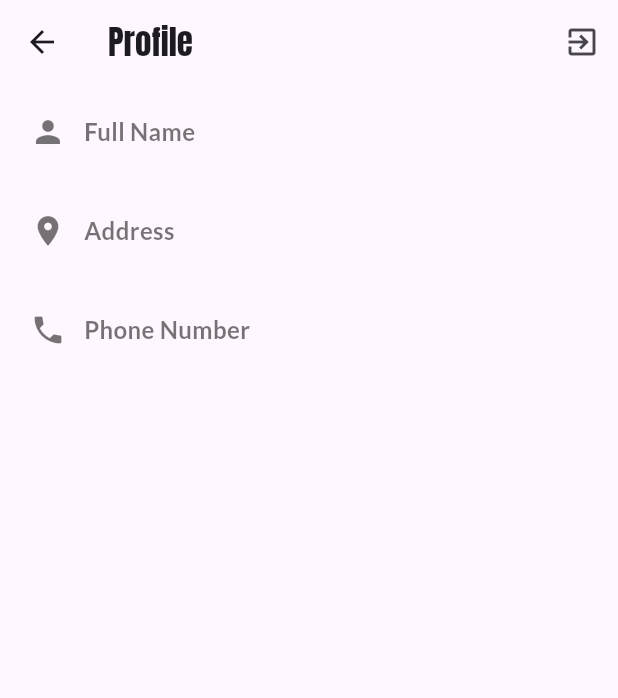
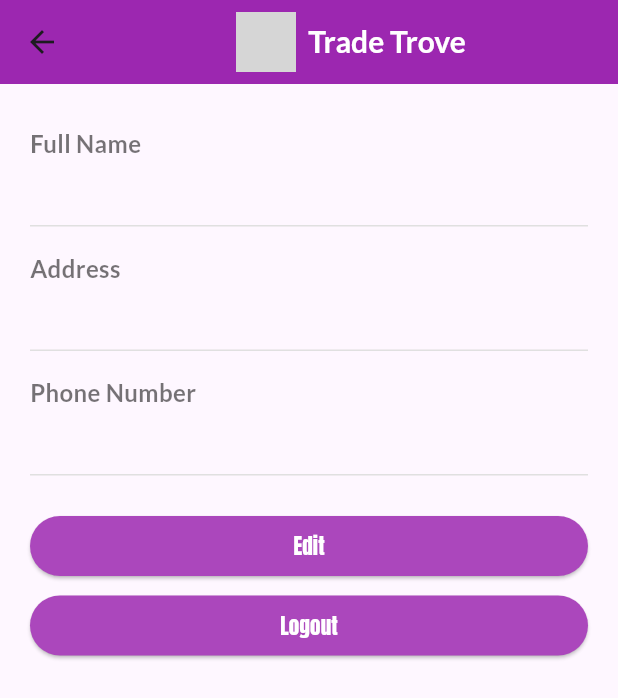
Before and after one commit to MYusufRahmana/AppTradeTrove, a Flutter app: the ProfileScreen screen opened directly, on a phone screen of 412 x 824 dp. Shown: the top 698 px of the screen. Run offline on Flutter 3.47's test engine with Material 3 defaults, Android fonts, the phone set to English and light mode, and no system bars; our stand-ins replace animated_text_kit, firebase_auth, firebase_core, firebase_database; accounts and stored records are empty; grey boxes are pictures that could not be loaded.

Commit message:
update Profile_Screen

```diff
--- a/lib/screens/profil_screen.dart
+++ b/lib/screens/profil_screen.dart
@@ -1,5 +1,7 @@
 import 'package:flutter/material.dart';
 import 'package:tradetrove/authentication/login_screen.dart';
+import 'package:tradetrove/services/registration_service.dart';
+import 'package:flutter/material.dart';
 import 'package:tradetrove/services/registration_service.dart';
 
 class ProfileScreen extends StatelessWidget {
@@ -10,19 +12,27 @@ class ProfileScreen extends StatelessWidget {
   Widget build(BuildContext context) {
     return Scaffold(
       appBar: AppBar(
-        title: Text('Profile'),
-        actions: [
-          IconButton(
-            icon: Icon(Icons.exit_to_app),
-            onPressed: () {
-              // Tambahkan logika untuk logout di sini
-              signOutService.signOut();
-               Navigator.of(context).push(MaterialPageRoute(
-                      builder: (context) => const LoginScreen()));
-
-            },
+        backgroundColor: Colors.purple.shade500,
+        elevation: 0,
+        title: Row(
+          mainAxisAlignment: MainAxisAlignment.center,
+          children: [
+            Image.asset(
+              'assets/images/LogoTt.png', // Ganti dengan lokasi logo Trade Trove Anda
+              width: 40,
+              height: 40,
+            ),
+            SizedBox(width: 8),
+            Text(
+              'Trade Trove',
+              style: TextStyle(
+                color: Colors.white,
+                fontSize: 20,
+                fontWeight: FontWeight.bold,
+              ),
             ),
           ],
+        ),
       ),
       body: Padding(
         padding: const EdgeInsets.all(20.0),
@@ -42,9 +52,12 @@ class ProfileScreen extends StatelessWidget {
                     return Column(
                       crossAxisAlignment: CrossAxisAlignment.start,
                       children: [
-                        _buildProfileInfo(Icons.person, 'Full Name', userProfile?['fullName'] ?? ''),
-                        _buildProfileInfo(Icons.location_on, 'Address', userProfile?['address'] ?? ''),
-                        _buildProfileInfo(Icons.phone, 'Phone Number', userProfile?['phoneNumber'] ?? ''),
+                        _buildProfileItem('Full Name', userProfile?['fullName'] ?? ''),
+                        _buildDivider(),
+                        _buildProfileItem('Address', userProfile?['address'] ?? ''),
+                        _buildDivider(),
+                        _buildProfileItem('Phone Number', userProfile?['phoneNumber'] ?? ''),
+                        _buildDivider(),
                       ],
                     );
                   } else {
@@ -53,25 +66,52 @@ class ProfileScreen extends StatelessWidget {
                 }
               },
             ),
+            SizedBox(height: 15),
+            ElevatedButton(
+              onPressed: () {
+                // Tambahkan logika untuk tombol edit di sini
+              },
+              child: Text('Edit',
+                style: TextStyle(color: Colors.white),),
+              style: ElevatedButton.styleFrom(
+                minimumSize: Size(double.infinity, 40),
+                 backgroundColor: Colors.purple.shade400,
+              ),
+            ),
+            SizedBox(height: 5),
+            ElevatedButton(
+              onPressed: () {
+                // Tambahkan logika untuk tombol logout di sini
+                signOutService.signOut();
+                Navigator.of(context).push(MaterialPageRoute(
+                  builder: (context) => const LoginScreen(),
+                ));
+              },
+              child: Text('Logout',
+                style: TextStyle(color: Colors.white),),
+              style: ElevatedButton.styleFrom(
+                minimumSize: Size(double.infinity, 40),
+                 backgroundColor:Colors.purple.shade400,
+              ),
+            ),
           ],
         ),
       ),
     );
   }
 
-  Widget _buildProfileInfo(IconData icon, String title, String value) {
+  Widget _buildDivider() {
+    return Container(
+      margin: EdgeInsets.symmetric(vertical: 8),
+      height: 1,
+      color: Colors.grey[300],
+    );
+  }
+
+  Widget _buildProfileItem(String title, String value) {
     return Padding(
-      padding: const EdgeInsets.only(bottom: 16.0),
-      child: Row(
-        crossAxisAlignment: CrossAxisAlignment.start,
-        children: [
-          Icon(
-            icon,
-            size: 24,
-            color: Colors.black54,
-          ),
-          SizedBox(width: 12),
-          Column(
+      padding: const EdgeInsets.symmetric(vertical: 8.0),
+      child: Column(
         crossAxisAlignment: CrossAxisAlignment.start,
         children: [
           Text(
@@ -92,8 +132,6 @@ class ProfileScreen extends StatelessWidget {
           ),
         ],
       ),
-        ],
-      ),
     );
   }
 }
```
Lines whose indentation alone changed are shown as unchanged.
